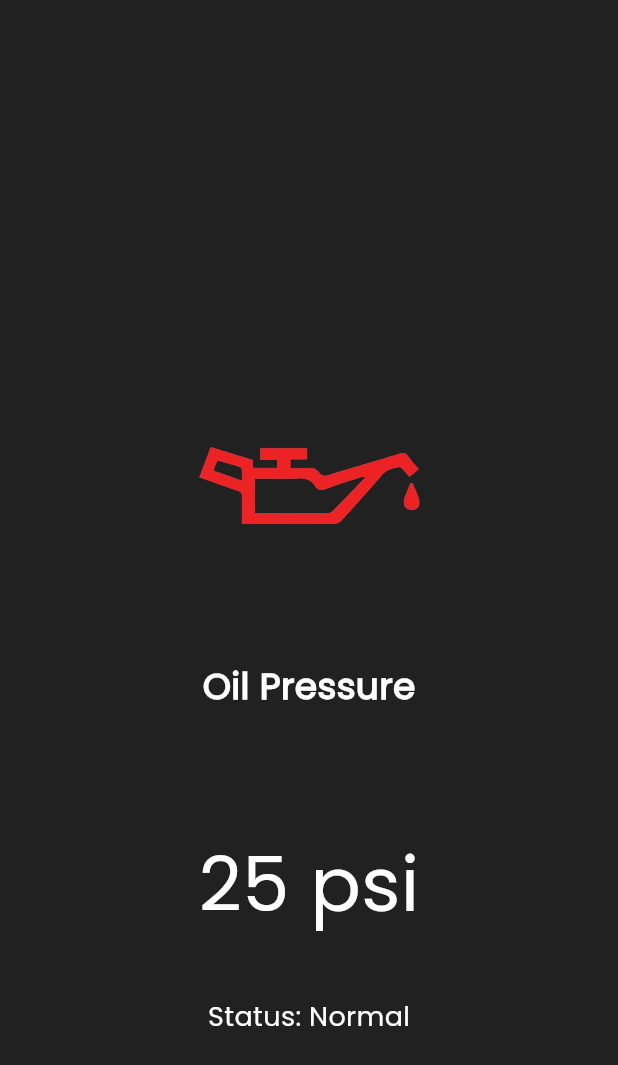
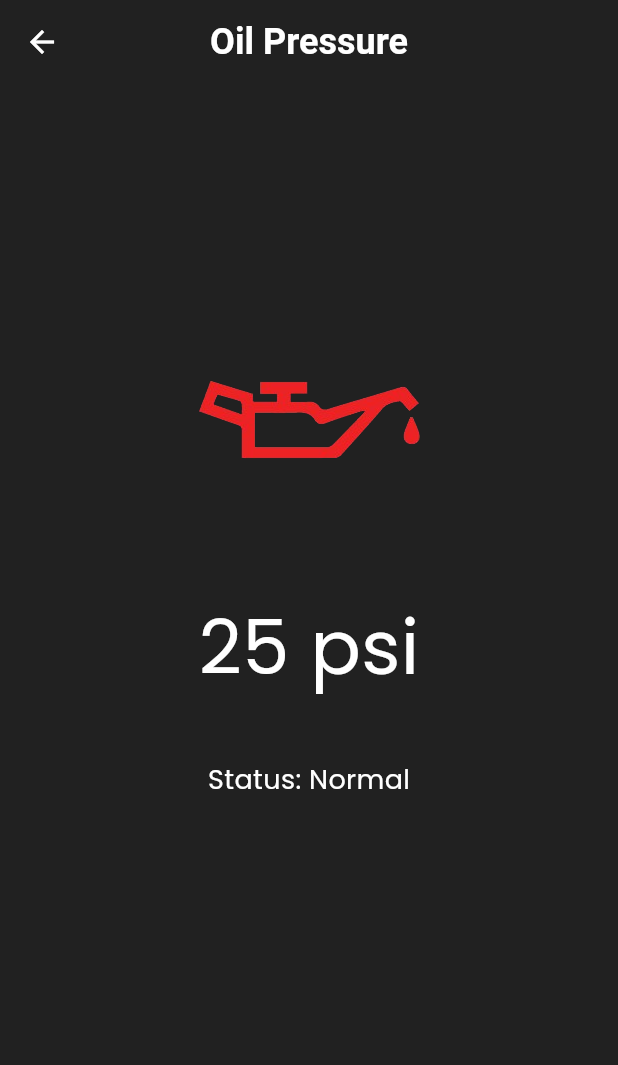
Before and after one commit to AshenDulsanka/IoT-PMS, a Flutter app: the OilPressure screen opened directly, on a phone screen of 412 x 824 dp. Shown: the top 1065 px of the screen. Run offline on Flutter 3.47's test engine with Material 3 defaults, Android fonts, the phone set to English and light mode, and no system bars.

Commit message:
modified oilpressure page with appbar

```diff
--- a/mobileapp/lib/pages/oilpressure.dart
+++ b/mobileapp/lib/pages/oilpressure.dart
@@ -8,9 +8,31 @@
   Widget build(BuildContext context) {
     return Scaffold(
       backgroundColor: Colors.grey[900],
-      body: Center(
+      appBar: AppBar(
+        title: Text(
+          "Oil Pressure",
+          textAlign: TextAlign.center,
+          style: TextStyle(
+            color: Colors.white,
+            fontSize: 24,
+            fontWeight: FontWeight.bold,
+          ),
+        ),
+        centerTitle: true,
+        backgroundColor: Colors.grey[900], // Set app bar color to match background
+        elevation: 0,
+        leading: IconButton(
+          icon: Icon(Icons.arrow_back),
+          color: Colors.white,
+          onPressed: () {
+            Navigator.pop(context);
+          },
+        ),// Remove elevation
+      ),
+      body: SafeArea(
+        child: Center(
           child: Container(
-          padding: EdgeInsets.fromLTRB(20.0, 220.0, 20.0, 0.0),
+            padding: EdgeInsets.fromLTRB(20.0, 120.0, 20.0, 0.0),
             child: Column(
               mainAxisAlignment: MainAxisAlignment.start,
               children: [
@@ -21,16 +43,6 @@
                   alignment: Alignment.topCenter,
                 ),
                 SizedBox(height: 20),
-              Text(
-                "Oil Pressure",
-                style: TextStyle(
-                  fontSize: 24,
-                  fontWeight: FontWeight.bold,
-                  color: Colors.white,
-                  fontFamily: "Poppins",
-                ),
-              ),
-              SizedBox(height: 80),
                 Text(
                   "25 psi",
                   style: TextStyle(
@@ -54,6 +66,7 @@
             ),
           ),
         ),
+      ),
     );
   }
 }
```
Lines whose indentation alone changed are shown as unchanged.
